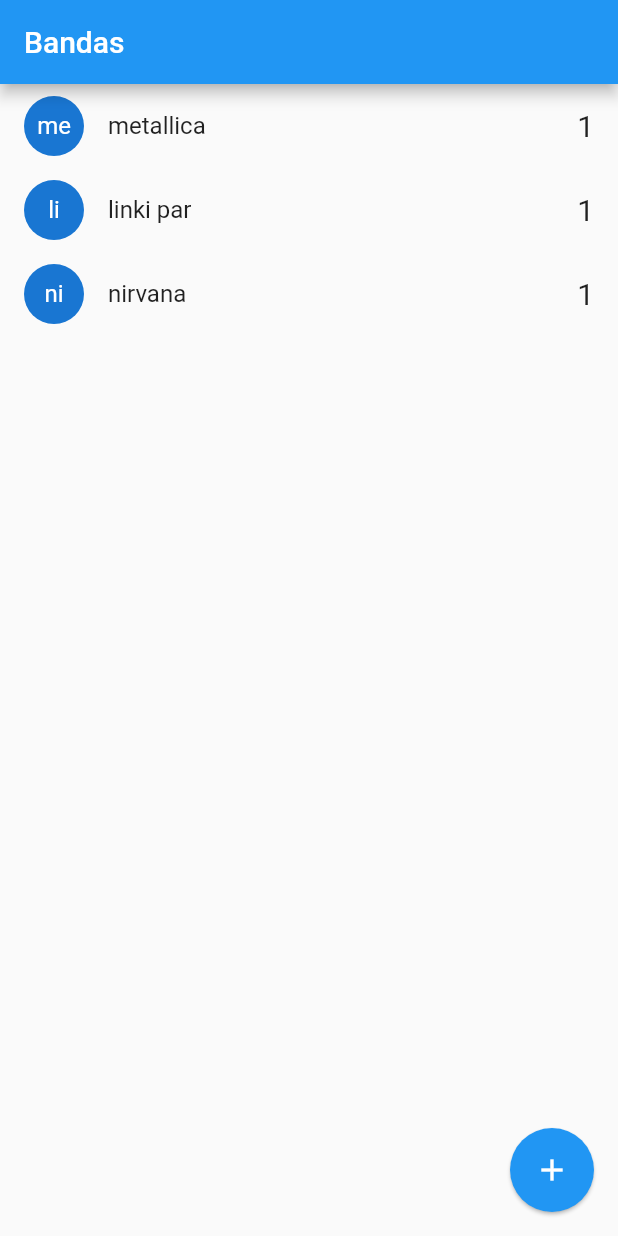
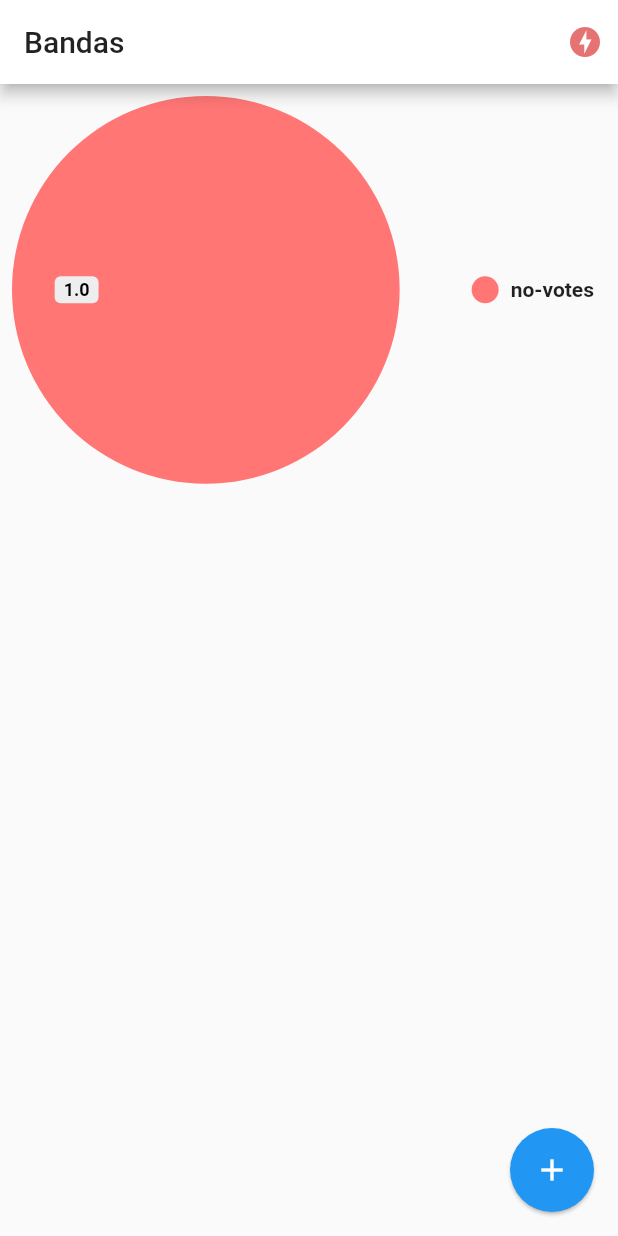
Before and after one commit to dego950/band_names-socket, a Flutter app: the screen it shows after launch, on a phone screen of 412 x 824 dp. Run offline on Flutter 3.47's test engine with Material 2 defaults, Android fonts, the phone set to English and light mode, and no system bars; drawn by our look-alikes of pie_chart; our stand-ins replace socket_io_client; network calls fail.

Commit message:
Seccion 4 terminado

```diff
--- a/lib/main.dart
+++ b/lib/main.dart
@@ -1,20 +1,27 @@
+import 'package:band_names/providers/socket_provider.dart';
 import 'package:band_names/pages/home.dart';
+import 'package:band_names/pages/status.dart';
 import 'package:flutter/material.dart';
+import 'package:provider/provider.dart';
 
-void main() => runApp(const MyApp());
+void main() => runApp(MyApp());
 
 class MyApp extends StatelessWidget {
-  const MyApp({super.key});
-
   @override
   Widget build(BuildContext context) {
-    return MaterialApp(
-      title: 'Material App',
-      debugShowCheckedModeBanner: false,
-      initialRoute: 'home',
-      routes: {
-        'home': (_) => HomePage()
-      },
+    return MultiProvider(
+      providers: [
+        ChangeNotifierProvider(create: ( _ ) => SocketProvider())
+      ],
+      child: MaterialApp(
+        title: 'Material App',
+        debugShowCheckedModeBanner: false,
+        initialRoute: 'home',
+        routes: {
+          'home': ( _ ) => HomePage(),
+          'status': ( _ ) => StatusPage()
+        },
+      ),
     );
   }
 }
--- a/lib/model/band.dart
+++ b/lib/model/band.dart
@@ -6,5 +6,8 @@ class Band {
   Band({required this.id, required this.name, required this.votos});
 
   factory Band.fromMap(Map<String, dynamic> obj) =>
-      Band(id: obj['id'], name: obj['name'], votos: obj['votos']);
+      Band(
+          id: obj.containsKey('id') ? obj['id'] : 'no-id',
+          name: obj.containsKey('name') ?obj['name'] : 'no-name',
+          votos: obj.containsKey('name') ?obj['votos'] : 0);
 }
--- a/lib/pages/home.dart
+++ b/lib/pages/home.dart
@@ -1,32 +1,71 @@
 import 'package:flutter/material.dart';
+import 'package:pie_chart/pie_chart.dart';
+import 'package:provider/provider.dart';
 
-import '../model/band.dart';
+import 'package:band_names/model/band.dart';
+import 'package:band_names/providers/socket_provider.dart';
 
 class HomePage extends StatefulWidget {
-  const HomePage({Key? key}) : super(key: key);
-
   @override
-  State<HomePage> createState() => _HomePageState();
+  _HomePageState createState() => _HomePageState();
 }
 
 class _HomePageState extends State<HomePage> {
-  List<Band> bands = [
-    Band(id: '1', name: 'metallica', votos: 1),
-    Band(id: '2', name: 'linki par', votos: 1),
-    Band(id: '3', name: 'nirvana', votos: 1)
-  ];
+  List<Band> bands = [];
+
+  @override
+  void initState() {
+    // TODO: implement initState
+    final socketProvider = Provider.of<SocketProvider>(context, listen: false);
+    socketProvider.socket?.on('active-bands', _handleActiveBands);
+    super.initState();
+  }
+
+  _handleActiveBands(dynamic payload){
+    this.bands = (payload as List)
+        .map((band) => Band.fromMap(band))
+        .toList();
+    setState((){});
+  }
+
+  @override
+  void dispose() {
+    // TODO: implement dispose
+    final socketProvider = Provider.of<SocketProvider>(context, listen: false);
+    socketProvider.socket?.off('active-bands');
+    super.dispose();
+  }
 
   @override
   Widget build(BuildContext context) {
+
+    final socketProvider = Provider.of<SocketProvider>(context, listen: false);
+
     return Scaffold(
       appBar: AppBar(
-        title: Text('Bandas'),
+        title: Text(
+          'Bandas',
+          style: TextStyle(color: Colors.black87),
+        ),
+        backgroundColor: Colors.white,
+        actions: <Widget>[
+          Container(
+              margin: EdgeInsets.only(right: 10),
+              child: (socketProvider.serverStatus == ServerStatus.Online)
+                  ? Icon(Icons.check_circle, color: Colors.blue[300])
+                  : Icon(Icons.offline_bolt, color: Colors.red[300]),
+          )
+        ],
       ),
-      body: ListView.builder(
-        itemCount: bands.length,
-        itemBuilder: (context, i){
-          return _bandTile(bands [i]);
-        },
+      body: Column(
+        children: <Widget>[
+          _shoGraph(),
+          Expanded(
+              child: ListView.builder(
+            itemCount: bands.length,
+            itemBuilder: (context, i) => _bandTile(bands[i]),
+          ))
+        ],
       ),
       floatingActionButton: FloatingActionButton(
         child: Icon(Icons.add),
@@ -37,14 +76,11 @@ class _HomePageState extends State<HomePage> {
   }
 
   Widget _bandTile(Band band) {
+    final socketProvider = Provider.of<SocketProvider>(context, listen: false);
     return Dismissible(
       key: Key(band.id),
       direction: DismissDirection.startToEnd,
-      onDismissed: ( direction ) {
-        print('direccion: $direction');
-        print('id: ${band.id}');
-        //TODO: llamar el borrado en el server
-      },
+      onDismissed: ( _ ) => socketProvider.socket?.emit('delete-band', {'id': band.id}),
       background: Container(
         padding: EdgeInsets.only(left: 8.0),
         color: Colors.red,
@@ -61,7 +97,7 @@ class _HomePageState extends State<HomePage> {
         trailing: Text('${band.votos}',
         style: TextStyle(fontSize: 20),),
         onTap: (){
-          print(band.name);
+          socketProvider.socket?.emit('vote-band', {'id': band.id});
         },
       ),
     );
@@ -87,12 +123,39 @@ class _HomePageState extends State<HomePage> {
   }
 
   void addBandTolist(String name){
+    final socketProvider = Provider.of<SocketProvider>(context, listen: false);
     print(name);
     if (name.length > 1){
-      //podemos agregar
-      this.bands.add(new Band(id: DateTime.now().toString(), name: name, votos: 0));
-      setState(() {});
+     socketProvider.socket?.emit('add-band', {'name':name});
     }
     Navigator.pop(context);
   }
+
+  _shoGraph(){
+    Map<String, double> dataMapVacio = {
+      "no-votes": 1,
+    };
+    Map<String, double> dataMap = new Map();
+    bands.forEach((element) {
+      this.bands.isNotEmpty
+          ? dataMap.putIfAbsent(element.name, () => element.votos.toDouble())
+          : null;
+    });
+    if(this.bands.length == 0){
+      return PieChart(dataMap: dataMapVacio);
+    }else{
+      return Container(
+        padding: EdgeInsets.all(20),
+        width: double.infinity,
+        height: 250,
+        child: PieChart(
+            dataMap: dataMap,
+          chartType: ChartType.ring,
+          chartValuesOptions: ChartValuesOptions(
+            decimalPlaces: 0
+          ),
+        ),
+      );
+    }
+  }
 }
--- /dev/null
+++ b/lib/providers/socket_provider.dart
@@ -0,0 +1,39 @@
+import 'package:flutter/material.dart';
+import 'package:socket_io_client/socket_io_client.dart' as IO;
+
+enum ServerStatus{
+  Online,
+  Offline,
+  Connecting
+}
+
+class SocketProvider with ChangeNotifier{
+  ServerStatus _serverStatus = ServerStatus.Connecting;
+  late IO.Socket _socket;
+
+  ServerStatus? get serverStatus => this._serverStatus;
+  IO.Socket? get socket => this._socket;
+  Function get emit => this._socket.emit;
+
+  SocketProvider(){
+    _initConfig();
+  }
+
+  void _initConfig(){
+    this._socket = IO.io('http://192.168.0.105:3000',{
+      'transports': ['websocket'],
+      'autoConnect': true
+    });
+    this._socket.onConnect((_) {
+      print('connect');
+      this._serverStatus = ServerStatus.Online;
+      notifyListeners();
+
+    });
+    this._socket.onDisconnect((_) {
+      this._serverStatus = ServerStatus.Offline;
+      notifyListeners();
+    });
+  }
+
+}
--- a/pubspec.yaml
+++ b/pubspec.yaml
@@ -36,6 +36,9 @@ dependencies:
   # The following adds the Cupertino Icons font to your application.
   # Use with the CupertinoIcons class for iOS style icons.
   cupertino_icons: ^1.0.2
+  socket_io_client: ^2.0.0
+  provider: ^6.0.4
+  pie_chart: ^5.3.2
 
 dev_dependencies:
   flutter_test:
```
Also changed, not shown: lib/pages/status.dart (added, +24 -0 lines), pubspec.lock, 1 other file.
